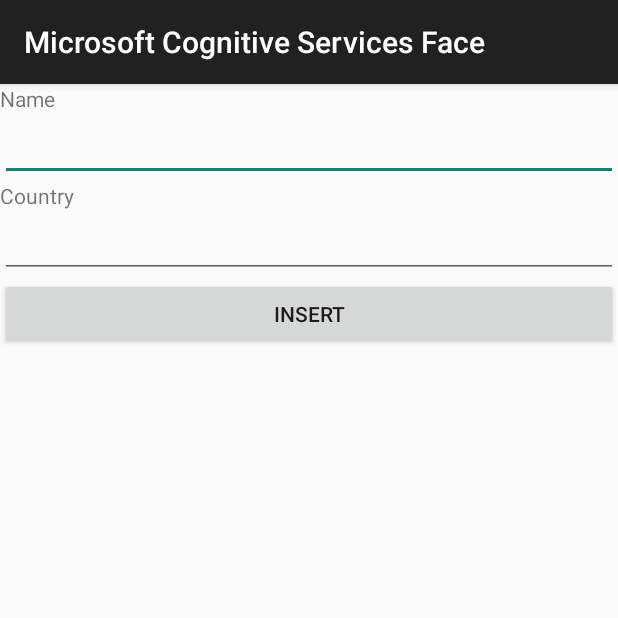
After one commit to ChoiJiEuni/Evergreen-sound-hanium-2018, an Android app: the inputDB_PHPActivity screen opened directly, with no data from a screen before it, on a phone screen of 412 x 824 dp, the top half of it. The commit adds this screen. Run offline under Robolectric (Android 15) with nearby library versions, the phone set to English and light mode, and no system bars.

Commit message:
php이용해서 로컬DB에 값 집어넣기.(putty는 실패 ㅠㅠ)

```diff
--- a/app/build.gradle
+++ b/app/build.gradle
@@ -1,8 +1,8 @@
 apply plugin: 'com.android.application'
 
 android {
-    compileSdkVersion 22
-    buildToolsVersion '27.0.3'
+    compileSdkVersion 28
+    buildToolsVersion '28.0.1'
 
     defaultConfig {
         applicationId "com.microsoft.projectoxford.faceapisample"
@@ -21,10 +21,8 @@
 
 dependencies {
     implementation fileTree(include: ['*.jar'], dir: 'libs')
-
     // Include local lib mostly for debug purpose.
     // implementation project(':lib')
-
     // Use the following line to include client library for Face API from Maven Central Repository
     implementation 'com.microsoft.projectoxford:face:1.4.3'
     implementation 'com.android.support:appcompat-v7:22.1.0'
--- /dev/null
+++ b/app/src/main/res/layout/activity_input_db__php.xml
@@ -0,0 +1,42 @@
+<?xml version="1.0" encoding="utf-8"?>
+<LinearLayout xmlns:android="http://schemas.android.com/apk/res/android"
+    xmlns:app="http://schemas.android.com/apk/res-auto"
+    xmlns:tools="http://schemas.android.com/tools"
+    android:layout_width="match_parent"
+    android:layout_height="match_parent"
+    tools:context="com.microsoft.projectoxford.face.samples.ui.inputDB_PHPActivity"
+    android:orientation="vertical">
+    <TextView
+        android:layout_width="wrap_content"
+        android:layout_height="wrap_content"
+        android:text="Name"
+        android:id="@+id/textView_main_name" />
+
+    <EditText
+        android:layout_width="match_parent"
+        android:layout_height="wrap_content"
+        android:id="@+id/editText_main_name" />
+
+    <TextView
+        android:layout_width="wrap_content"
+        android:layout_height="wrap_content"
+        android:text="Country"
+        android:id="@+id/textView_main_country" />
+
+    <EditText
+        android:layout_width="match_parent"
+        android:layout_height="wrap_content"
+        android:id="@+id/editText_main_country" />
+
+    <Button
+        android:layout_width="match_parent"
+        android:layout_height="wrap_content"
+        android:text="Insert"
+        android:id="@+id/button_main_insert" />
+
+    <TextView
+        android:layout_width="match_parent"
+        android:layout_height="250dp"
+        android:id="@+id/textView_main_result" />
+
+</LinearLayout>
--- a/app/src/main/res/layout/activity_main.xml
+++ b/app/src/main/res/layout/activity_main.xml
@@ -26,5 +26,10 @@
             android:layout_height="wrap_content"
             android:text="인물등록"
             android:onClick="onButtonAddPerson"/>
+        <Button
+            android:layout_width="wrap_content"
+            android:layout_height="wrap_content"
+            android:text="php_DB등록"
+            android:onClick="onButtonAddPHP"/>
     </LinearLayout>
 </LinearLayout>
--- a/app/src/main/res/values/dimens.xml
+++ b/app/src/main/res/values/dimens.xml
@@ -4,4 +4,5 @@
     <dimen name="activity_vertical_margin">16dp</dimen>
 
     <dimen name="view_margin">5dp</dimen>
+    <dimen name="fab_margin">16dp</dimen>
 </resources>
--- a/app/src/main/res/values/strings.xml
+++ b/app/src/main/res/values/strings.xml
@@ -106,5 +106,6 @@
     <string name="user_provided_description_data">User data</string>
     <string name="user_provided_person_group_name">Person group name</string>
     <string name="user_provided_person_group_description_data">User data</string>
+    <string name="title_activity_input_db_php">inputDBActivity_PHP</string>
 
 </resources>
--- a/app/src/main/res/values/styles.xml
+++ b/app/src/main/res/values/styles.xml
@@ -12,4 +12,13 @@
         <item name="android:textColor">#ffffff</item>
     </style>
 
+    <style name="AppTheme.NoActionBar">
+        <item name="windowActionBar">false</item>
+        <item name="windowNoTitle">true</item>
+    </style>
+
+    <style name="AppTheme.AppBarOverlay" parent="ThemeOverlay.AppCompat.Dark.ActionBar" />
+
+    <style name="AppTheme.PopupOverlay" parent="ThemeOverlay.AppCompat.Light" />
+
 </resources>
```
Also changed, not shown: app/src/main/AndroidManifest.xml (+6 -1 lines), app/src/main/java/com/microsoft/projectoxford/face/samples/ui/MainActivity.java (+8 -0 lines), app/src/main/java/com/microsoft/projectoxford/face/samples/ui/inputDB_PHPActivity.java (added, +159 -0 lines), 1 other file.
